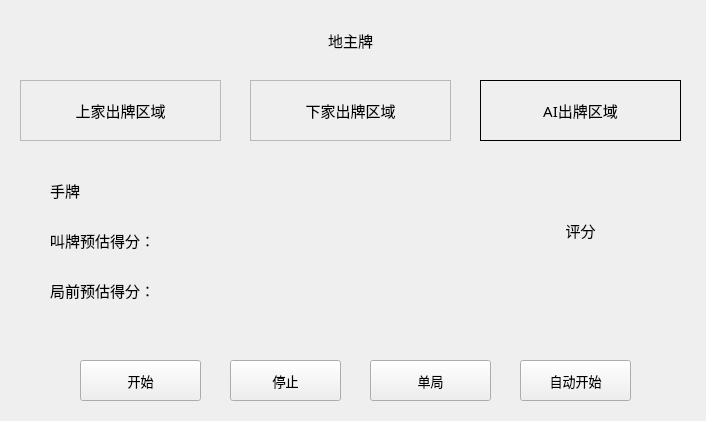
Before: the Qt Designer form MainWindow.ui in Vincentzyx/DouZero_For_HLDDZ_FullAuto, drawn with Qt 5.
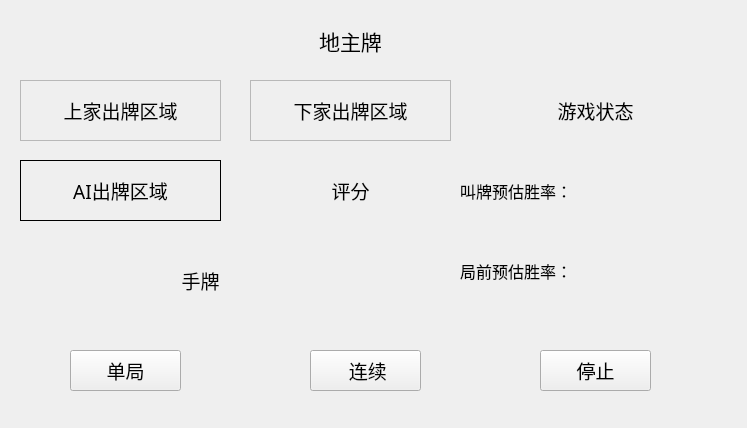
After: the same form once the commit is applied.

Diff of the .ui file:
```diff
--- a/MainWindow.ui
+++ b/MainWindow.ui
@@ -6,8 +6,8 @@
    <rect>
     <x>0</x>
     <y>0</y>
-    <width>706</width>
-    <height>421</height>
+    <width>747</width>
+    <height>428</height>
    </rect>
   </property>
   <property name="font">
@@ -28,16 +28,16 @@
   <widget class="QLabel" name="WinRate">
    <property name="geometry">
     <rect>
-     <x>480</x>
-     <y>150</y>
+     <x>250</x>
+     <y>160</y>
      <width>201</width>
-     <height>161</height>
+     <height>61</height>
     </rect>
    </property>
    <property name="font">
     <font>
      <family>等线</family>
-     <pointsize>11</pointsize>
+     <pointsize>14</pointsize>
      <weight>50</weight>
      <italic>false</italic>
      <bold>false</bold>
@@ -50,44 +50,19 @@
     <set>Qt::AlignCenter</set>
    </property>
   </widget>
-  <widget class="QPushButton" name="InitCard">
-   <property name="geometry">
-    <rect>
-     <x>80</x>
-     <y>360</y>
-     <width>121</width>
-     <height>41</height>
-    </rect>
-   </property>
-   <property name="font">
-    <font>
-     <family>等线</family>
-     <pointsize>10</pointsize>
-     <weight>50</weight>
-     <italic>false</italic>
-     <bold>false</bold>
-    </font>
-   </property>
-   <property name="styleSheet">
-    <string notr="true"/>
-   </property>
-   <property name="text">
-    <string>开始</string>
-   </property>
-  </widget>
   <widget class="QLabel" name="UserHandCards">
    <property name="geometry">
     <rect>
-     <x>50</x>
-     <y>170</y>
-     <width>271</width>
+     <x>20</x>
+     <y>260</y>
+     <width>361</width>
      <height>41</height>
     </rect>
    </property>
    <property name="font">
     <font>
      <family>等线</family>
-     <pointsize>11</pointsize>
+     <pointsize>14</pointsize>
      <weight>50</weight>
      <italic>false</italic>
      <bold>false</bold>
@@ -97,7 +72,7 @@
     <string>手牌</string>
    </property>
    <property name="alignment">
-    <set>Qt::AlignLeading|Qt::AlignLeft|Qt::AlignVCenter</set>
+    <set>Qt::AlignCenter</set>
    </property>
   </widget>
   <widget class="QFrame" name="LPlayer">
@@ -112,7 +87,7 @@
    <property name="font">
     <font>
      <family>等线</family>
-     <pointsize>11</pointsize>
+     <pointsize>9</pointsize>
      <weight>50</weight>
      <italic>false</italic>
      <bold>false</bold>
@@ -124,31 +99,6 @@
    <property name="frameShadow">
     <enum>QFrame::Raised</enum>
    </property>
-   <widget class="QLabel" name="LPlayedCard">
-    <property name="geometry">
-     <rect>
-      <x>0</x>
-      <y>0</y>
-      <width>201</width>
-      <height>61</height>
-     </rect>
-    </property>
-    <property name="font">
-     <font>
-      <family>等线</family>
-      <pointsize>11</pointsize>
-      <weight>50</weight>
-      <italic>false</italic>
-      <bold>false</bold>
-     </font>
-    </property>
-    <property name="text">
-     <string>上家出牌区域</string>
-    </property>
-    <property name="alignment">
-     <set>Qt::AlignCenter</set>
-    </property>
-   </widget>
   </widget>
   <widget class="QFrame" name="RPlayer">
    <property name="geometry">
@@ -162,7 +112,7 @@
    <property name="font">
     <font>
      <family>等线</family>
-     <pointsize>11</pointsize>
+     <pointsize>16</pointsize>
      <weight>50</weight>
      <italic>false</italic>
      <bold>false</bold>
@@ -174,37 +124,12 @@
    <property name="frameShadow">
     <enum>QFrame::Raised</enum>
    </property>
-   <widget class="QLabel" name="RPlayedCard">
-    <property name="geometry">
-     <rect>
-      <x>0</x>
-      <y>0</y>
-      <width>201</width>
-      <height>61</height>
-     </rect>
-    </property>
-    <property name="font">
-     <font>
-      <family>等线</family>
-      <pointsize>11</pointsize>
-      <weight>50</weight>
-      <italic>false</italic>
-      <bold>false</bold>
-     </font>
-    </property>
-    <property name="text">
-     <string>下家出牌区域</string>
-    </property>
-    <property name="alignment">
-     <set>Qt::AlignCenter</set>
-    </property>
-   </widget>
   </widget>
   <widget class="QFrame" name="Player">
    <property name="geometry">
     <rect>
-     <x>480</x>
-     <y>80</y>
+     <x>20</x>
+     <y>160</y>
      <width>201</width>
      <height>61</height>
     </rect>
@@ -212,7 +137,7 @@
    <property name="font">
     <font>
      <family>等线</family>
-     <pointsize>11</pointsize>
+     <pointsize>9</pointsize>
      <weight>50</weight>
      <italic>false</italic>
      <bold>false</bold>
@@ -236,7 +161,7 @@
     <property name="font">
      <font>
       <family>等线</family>
-      <pointsize>11</pointsize>
+      <pointsize>14</pointsize>
       <weight>50</weight>
       <italic>false</italic>
       <bold>false</bold>
@@ -271,7 +196,7 @@
    <property name="font">
     <font>
      <family>等线</family>
-     <pointsize>11</pointsize>
+     <pointsize>16</pointsize>
      <weight>50</weight>
      <italic>false</italic>
      <bold>false</bold>
@@ -284,123 +209,189 @@
     <set>Qt::AlignCenter</set>
    </property>
   </widget>
-  <widget class="QPushButton" name="Stop">
-   <property name="geometry">
-    <rect>
-     <x>230</x>
-     <y>360</y>
-     <width>111</width>
-     <height>41</height>
-    </rect>
-   </property>
-   <property name="font">
-    <font>
-     <family>等线</family>
-     <pointsize>10</pointsize>
-     <weight>50</weight>
-     <italic>false</italic>
-     <bold>false</bold>
-    </font>
-   </property>
-   <property name="styleSheet">
-    <string notr="true"/>
-   </property>
-   <property name="text">
-    <string>停止</string>
-   </property>
-  </widget>
-  <widget class="QPushButton" name="SwitchMode">
-   <property name="geometry">
-    <rect>
-     <x>370</x>
-     <y>360</y>
-     <width>121</width>
-     <height>41</height>
-    </rect>
-   </property>
-   <property name="font">
-    <font>
-     <family>等线</family>
-     <pointsize>10</pointsize>
-     <weight>50</weight>
-     <italic>false</italic>
-     <bold>false</bold>
-    </font>
-   </property>
-   <property name="styleSheet">
-    <string notr="true"/>
-   </property>
-   <property name="text">
-    <string>单局</string>
-   </property>
-  </widget>
-  <widget class="QPushButton" name="AutoStart">
-   <property name="geometry">
-    <rect>
-     <x>520</x>
-     <y>360</y>
-     <width>111</width>
-     <height>41</height>
-    </rect>
-   </property>
-   <property name="font">
-    <font>
-     <family>等线</family>
-     <pointsize>10</pointsize>
-     <weight>50</weight>
-     <italic>false</italic>
-     <bold>false</bold>
-    </font>
-   </property>
-   <property name="styleSheet">
-    <string notr="true"/>
-   </property>
-   <property name="text">
-    <string>自动开始</string>
-   </property>
-  </widget>
   <widget class="QLabel" name="BidWinrate">
    <property name="geometry">
     <rect>
-     <x>50</x>
-     <y>220</y>
-     <width>411</width>
+     <x>460</x>
+     <y>170</y>
+     <width>241</width>
      <height>41</height>
     </rect>
    </property>
    <property name="font">
     <font>
      <family>等线</family>
-     <pointsize>11</pointsize>
+     <pointsize>12</pointsize>
      <weight>50</weight>
      <italic>false</italic>
      <bold>false</bold>
     </font>
    </property>
    <property name="text">
-    <string>叫牌预估得分：</string>
+    <string>叫牌预估胜率：</string>
    </property>
   </widget>
   <widget class="QLabel" name="PreWinrate">
    <property name="geometry">
     <rect>
-     <x>50</x>
-     <y>270</y>
-     <width>411</width>
+     <x>460</x>
+     <y>250</y>
+     <width>241</width>
      <height>41</height>
     </rect>
    </property>
    <property name="font">
     <font>
      <family>等线</family>
-     <pointsize>11</pointsize>
+     <pointsize>12</pointsize>
      <weight>50</weight>
      <italic>false</italic>
      <bold>false</bold>
     </font>
    </property>
    <property name="text">
-    <string>局前预估得分：</string>
+    <string>局前预估胜率：</string>
+   </property>
+  </widget>
+  <widget class="QPushButton" name="SingleButton">
+   <property name="geometry">
+    <rect>
+     <x>70</x>
+     <y>350</y>
+     <width>111</width>
+     <height>41</height>
+    </rect>
+   </property>
+   <property name="font">
+    <font>
+     <family>等线</family>
+     <pointsize>14</pointsize>
+     <weight>50</weight>
+     <italic>false</italic>
+     <bold>false</bold>
+    </font>
+   </property>
+   <property name="text">
+    <string>单局</string>
+   </property>
+  </widget>
+  <widget class="QPushButton" name="StopButton">
+   <property name="geometry">
+    <rect>
+     <x>540</x>
+     <y>350</y>
+     <width>111</width>
+     <height>41</height>
+    </rect>
+   </property>
+   <property name="font">
+    <font>
+     <family>等线</family>
+     <pointsize>14</pointsize>
+     <weight>50</weight>
+     <italic>false</italic>
+     <bold>false</bold>
+    </font>
+   </property>
+   <property name="text">
+    <string>停止</string>
+   </property>
+  </widget>
+  <widget class="QLabel" name="label">
+   <property name="geometry">
+    <rect>
+     <x>530</x>
+     <y>80</y>
+     <width>131</width>
+     <height>61</height>
+    </rect>
+   </property>
+   <property name="font">
+    <font>
+     <family>等线</family>
+     <pointsize>14</pointsize>
+     <weight>50</weight>
+     <italic>false</italic>
+     <bold>false</bold>
+    </font>
+   </property>
+   <property name="text">
+    <string>游戏状态</string>
+   </property>
+   <property name="alignment">
+    <set>Qt::AlignCenter</set>
+   </property>
+  </widget>
+  <widget class="QLabel" name="LPlayedCard">
+   <property name="geometry">
+    <rect>
+     <x>20</x>
+     <y>80</y>
+     <width>201</width>
+     <height>61</height>
+    </rect>
+   </property>
+   <property name="font">
+    <font>
+     <family>等线</family>
+     <pointsize>14</pointsize>
+     <weight>50</weight>
+     <italic>false</italic>
+     <bold>false</bold>
+    </font>
+   </property>
+   <property name="text">
+    <string>上家出牌区域</string>
+   </property>
+   <property name="alignment">
+    <set>Qt::AlignCenter</set>
+   </property>
+  </widget>
+  <widget class="QLabel" name="RPlayedCard">
+   <property name="geometry">
+    <rect>
+     <x>250</x>
+     <y>80</y>
+     <width>201</width>
+     <height>61</height>
+    </rect>
+   </property>
+   <property name="font">
+    <font>
+     <family>等线</family>
+     <pointsize>14</pointsize>
+     <weight>50</weight>
+     <italic>false</italic>
+     <bold>false</bold>
+    </font>
+   </property>
+   <property name="text">
+    <string>下家出牌区域</string>
+   </property>
+   <property name="alignment">
+    <set>Qt::AlignCenter</set>
+   </property>
+  </widget>
+  <widget class="QPushButton" name="LoopButton">
+   <property name="geometry">
+    <rect>
+     <x>310</x>
+     <y>350</y>
+     <width>111</width>
+     <height>41</height>
+    </rect>
+   </property>
+   <property name="font">
+    <font>
+     <family>等线</family>
+     <pointsize>14</pointsize>
+     <weight>50</weight>
+     <italic>false</italic>
+     <bold>false</bold>
+    </font>
+   </property>
+   <property name="text">
+    <string> 连续</string>
    </property>
   </widget>
  </widget>
```
Left out of the diff: 75 changed lines with no effect on the pictures.
